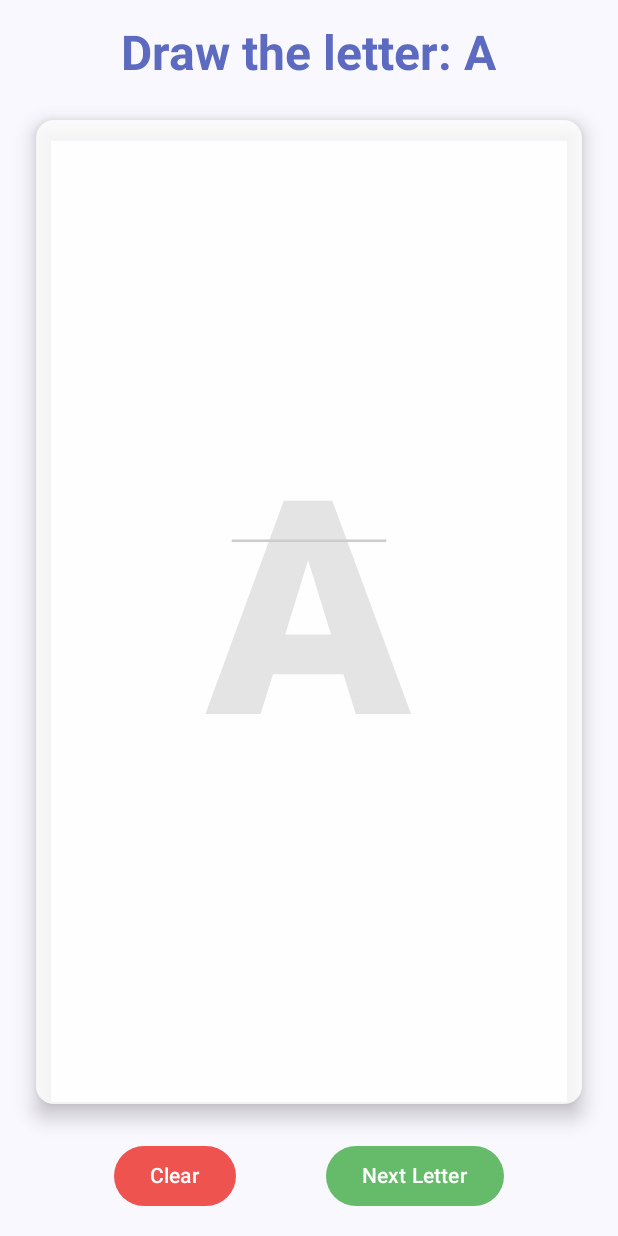
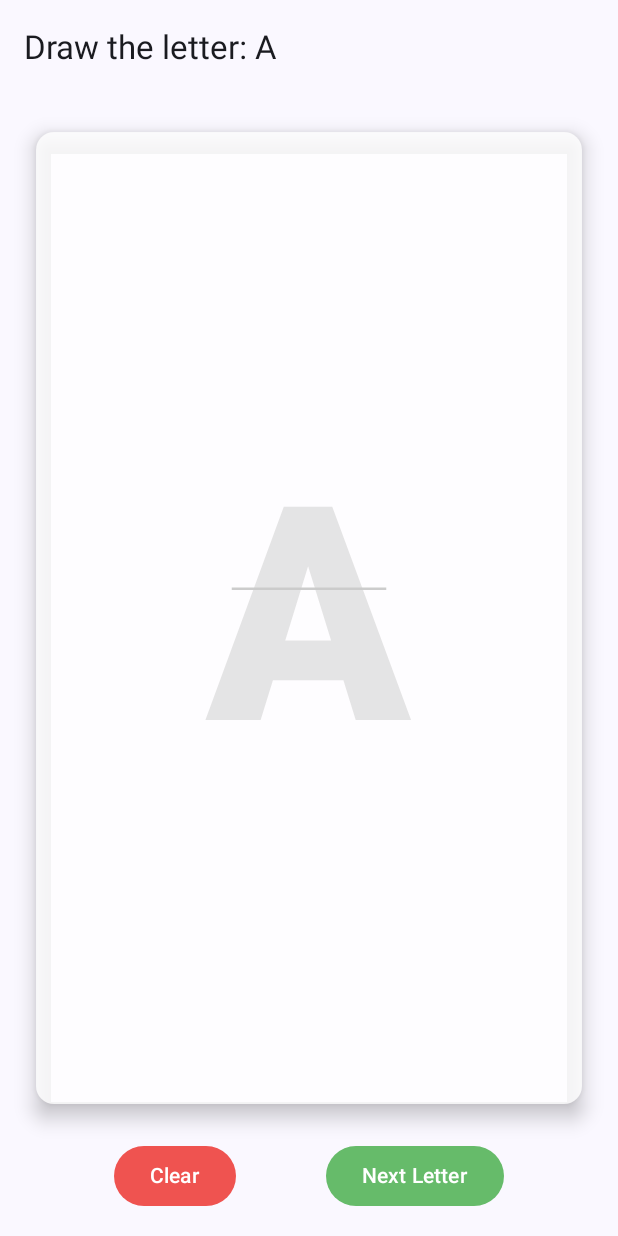
Before and after one commit to Makinul/Kids-Learning, an Android app built with Jetpack Compose: the screen it shows after launch (MainActivity), on a phone screen of 412 x 824 dp. Run offline under Robolectric (Android 15) with nearby library versions, the phone set to English and light mode, and no system bars.

Commit message:
feat: Enhance AlphabetDrawingScreen UI with Scaffold and TopAppBar
This commit updates the drawing screen layout and includes project configuration additions.

Changes include:
- Wrapped `AlphabetDrawingScreen` content in a `Scaffold` to support standard UI structures.
- Added a `TopAppBar` to display the "Draw the letter" title, removing the redundant text header from the body.
- Updated `AppConstants` to use `kotlin.math.abs` instead of `java.lang.Math.abs`.
- Added IntelliJ IDEA configuration files for App Insights, Compiler (targeting Java 21), and Device Manager settings.

```diff
--- a/app/src/main/java/com/makinul/alphabet/learn/ui/screens/AlphabetDrawingScreen.kt
+++ b/app/src/main/java/com/makinul/alphabet/learn/ui/screens/AlphabetDrawingScreen.kt
@@ -16,8 +16,11 @@ import androidx.compose.material3.Button
 import androidx.compose.material3.ButtonDefaults
 import androidx.compose.material3.Card
 import androidx.compose.material3.CardDefaults
+import androidx.compose.material3.ExperimentalMaterial3Api
 import androidx.compose.material3.MaterialTheme
+import androidx.compose.material3.Scaffold
 import androidx.compose.material3.Text
+import androidx.compose.material3.TopAppBar
 import androidx.compose.runtime.Composable
 import androidx.compose.runtime.DisposableEffect
 import androidx.compose.runtime.getValue
@@ -44,6 +47,7 @@ import com.makinul.alphabet.learn.R
 import com.makinul.alphabet.learn.utils.AppConstants
 import java.util.Locale
 
+@OptIn(ExperimentalMaterial3Api::class)
 @Composable
 fun AlphabetDrawingScreen() {
     var currentLetter by remember { mutableStateOf('A') }
@@ -87,7 +91,14 @@ fun AlphabetDrawingScreen() {
         }
     }
 
-    Box(modifier = Modifier.fillMaxSize()) {
+    Scaffold(
+        topBar = { TopAppBar(title = { Text("Draw the letter: $currentLetter") }) }
+    ) { inlinePadding ->
+        Box(
+            modifier = Modifier
+                .fillMaxSize()
+                .padding(inlinePadding)
+        ) {
             LottieAnimation(
                 composition = composition,
                 iterations = LottieConstants.IterateForever,
@@ -99,16 +110,14 @@ fun AlphabetDrawingScreen() {
                     .padding(16.dp),
                 horizontalAlignment = Alignment.CenterHorizontally
             ) {
-            Text(
-                text = "Draw the letter: $currentLetter",
-                style = MaterialTheme.typography.headlineLarge,
-                fontWeight = FontWeight.Bold,
-                color = Color(0xFF5C6BC0),
-                modifier = Modifier.padding(bottom = 16.dp)
-            )
                 Log.d("AlphabetDrawingScreen", "currentLetter: $currentLetter")
                 if (ttsInitialized) {
-                textToSpeech?.speak(currentLetter.toString(), TextToSpeech.QUEUE_FLUSH, null, null)
+                    textToSpeech?.speak(
+                        currentLetter.toString(),
+                        TextToSpeech.QUEUE_FLUSH,
+                        null,
+                        null
+                    )
                 } else {
                     Log.e("TTS", "TTS not initialized yet!")
                 }
@@ -155,7 +164,11 @@ fun AlphabetDrawingScreen() {
                                                 paths = paths + it
                                                 currentPath = null
 
-                                            if (AppConstants.isPathSimilarToChar(it, currentLetter)) {
+                                                if (AppConstants.isPathSimilarToChar(
+                                                        it,
+                                                        currentLetter
+                                                    )
+                                                ) {
                                                     Log.d(
                                                         "Drawing",
                                                         "Path recognized as letter: $currentLetter"
@@ -218,3 +231,4 @@ fun AlphabetDrawingScreen() {
             }
         }
     }
+}
--- a/app/src/main/java/com/makinul/alphabet/learn/utils/AppConstants.kt
+++ b/app/src/main/java/com/makinul/alphabet/learn/utils/AppConstants.kt
@@ -7,7 +7,7 @@ import androidx.compose.ui.geometry.Rect
 import androidx.compose.ui.graphics.Path
 import androidx.compose.ui.graphics.asAndroidPath
 import androidx.compose.ui.graphics.toComposeRect
-import java.lang.Math.abs
+import kotlin.math.abs
 
 object AppConstants {
 
```
Lines whose indentation alone changed are shown as unchanged.
